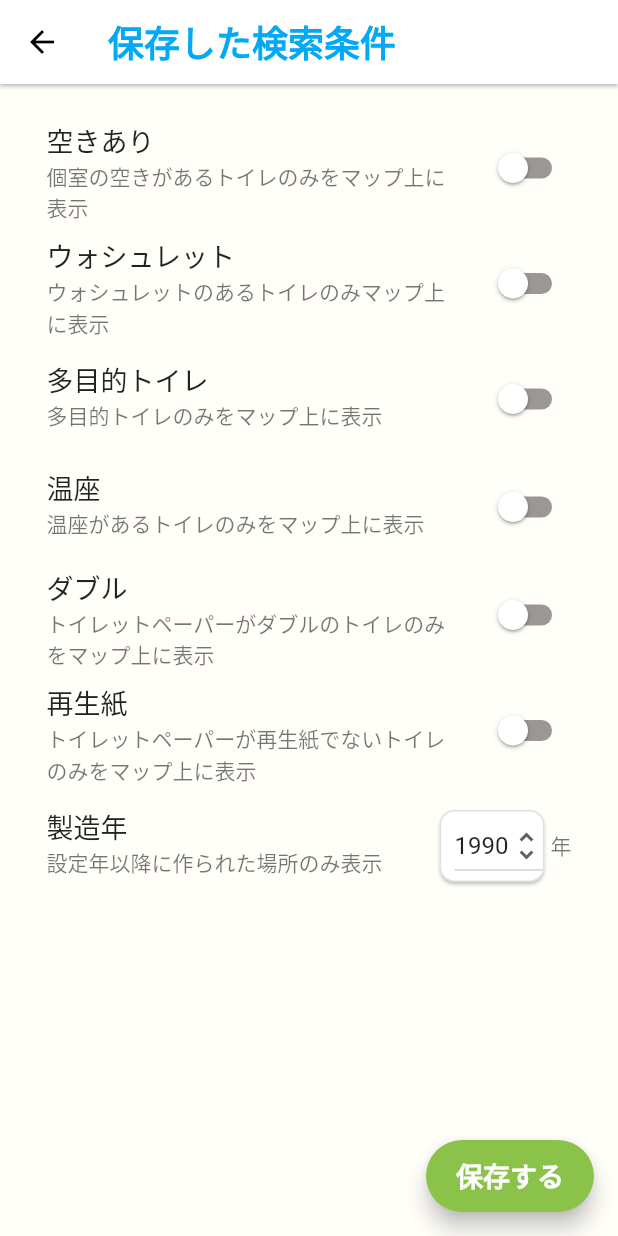
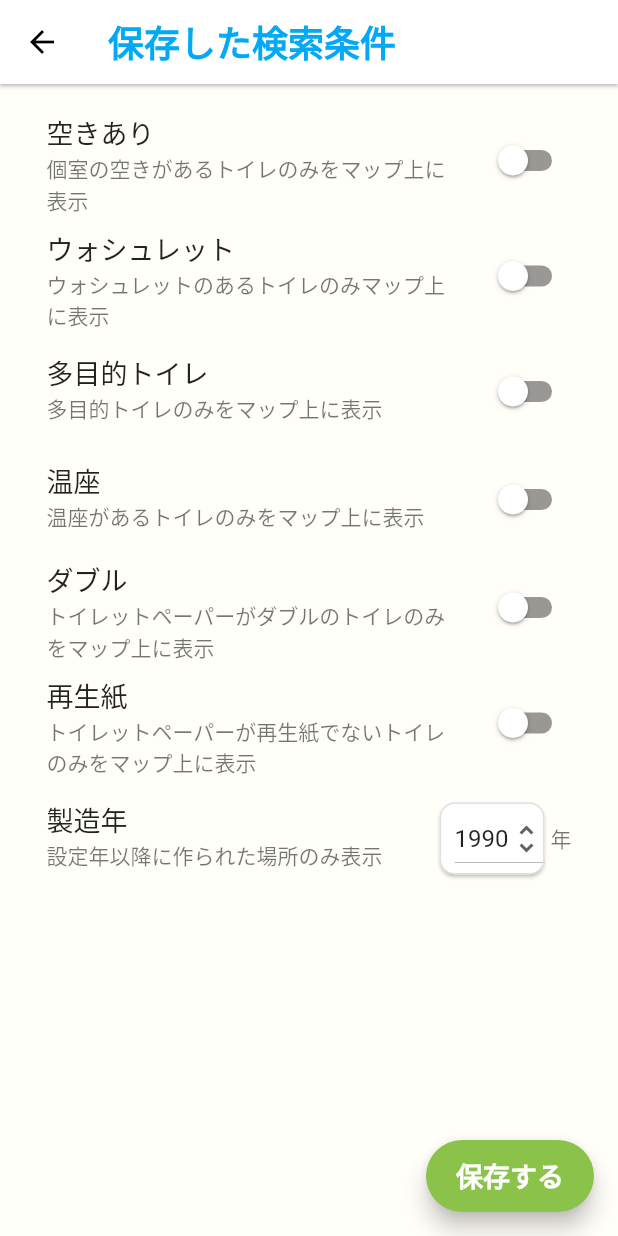
Before and after one commit to ken2403/UToilets, a Flutter app: the ConditionSavePage screen opened directly, on a phone screen of 412 x 824 dp. Run offline on Flutter 3.47's test engine with Material 2 defaults, Android fonts, the phone set to English and light mode, and no system bars; our stand-ins replace dio, geolocator, google_maps_flutter, introduction_screen, permission_handler, shared_preferences; missing offline and left inert: flutter_polyline_points; accounts and stored records are empty.

Commit message:
modify global setting

```diff
--- a/lib/.env.dart
+++ b/lib/.env.dart
@@ -3,4 +3,4 @@ import 'package:flutter/material.dart';
 // Add your Google Maps API Key here
 const String googleAPIKey = 'AIzaSyBX5G9F4fN-NxZ3SmKxEQXT9SWXpMhqOlU';
 
-const EdgeInsets pagePadding = EdgeInsets.fromLTRB(15, 20, 15, 15);
+const EdgeInsets pagePadding = EdgeInsets.fromLTRB(15, 15, 15, 15);
--- a/lib/main.dart
+++ b/lib/main.dart
@@ -45,6 +45,7 @@ class _UToiletState extends State<UToilet> {
               bodyText1: const TextStyle(
                 fontFamily: 'Noto Sans JP',
                 fontSize: 18,
+                fontWeight: FontWeight.w400,
                 color: Colors.black87,
               ),
               bodyText2: const TextStyle(
```
